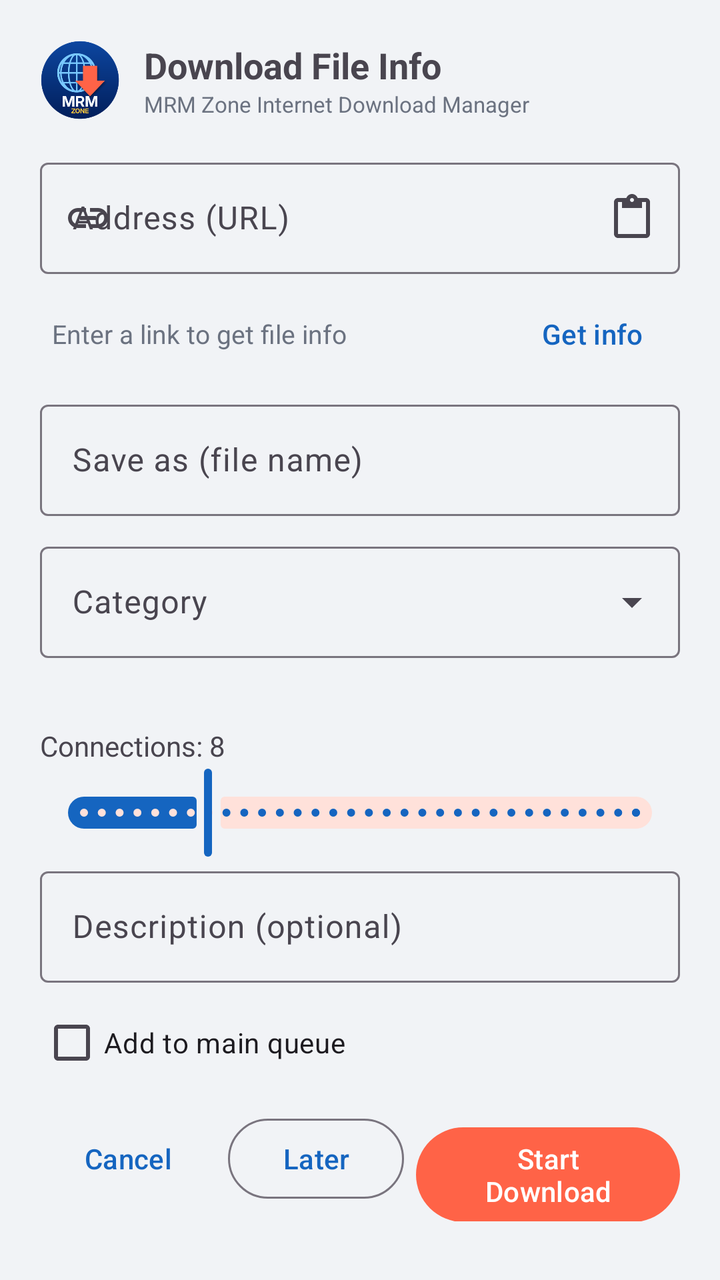
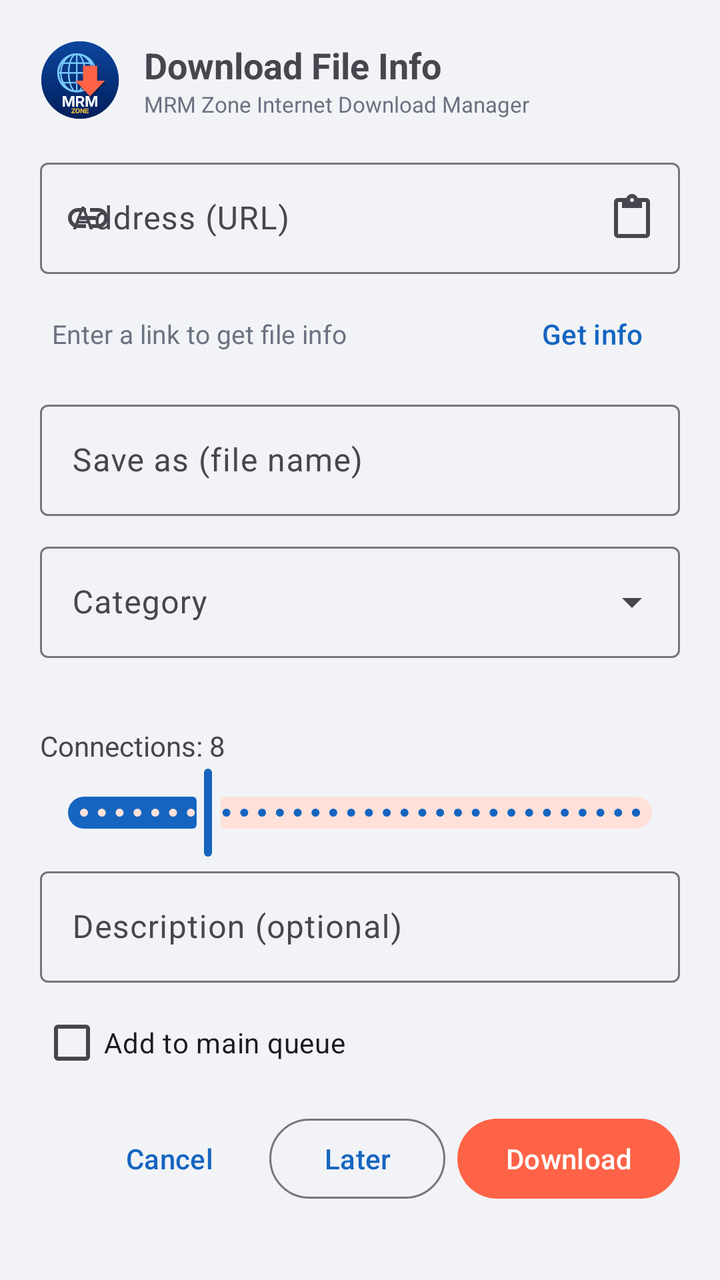

Before-and-after screenshots of an Android layout around one commit, followed by the original layout XML and the change that was made.
<!-- AndroidManifest.xml: application theme Theme.MRM -->
<!-- res/layout/activity_add.xml -->
<?xml version="1.0" encoding="utf-8"?>
<ScrollView xmlns:android="http://schemas.android.com/apk/res/android"
    xmlns:app="http://schemas.android.com/apk/res-auto"
    android:layout_width="match_parent" android:layout_height="wrap_content">
    <LinearLayout
        android:layout_width="match_parent" android:layout_height="wrap_content"
        android:orientation="vertical" android:padding="20dp">

        <LinearLayout android:layout_width="match_parent" android:layout_height="wrap_content"
            android:orientation="horizontal" android:gravity="center_vertical">
            <ImageView android:layout_width="40dp" android:layout_height="40dp" android:src="@drawable/logo_mrm" />
            <LinearLayout android:layout_width="wrap_content" android:layout_height="wrap_content"
                android:orientation="vertical" android:layout_marginStart="12dp">
                <TextView android:layout_width="wrap_content" android:layout_height="wrap_content"
                    android:text="Download File Info" android:textSize="18sp" android:textStyle="bold" />
                <TextView android:layout_width="wrap_content" android:layout_height="wrap_content"
                    android:text="MRM Zone Internet Download Manager" android:textSize="11sp"
                    android:textColor="@color/text_secondary" />
            </LinearLayout>
        </LinearLayout>

        <com.google.android.material.textfield.TextInputLayout
            android:id="@+id/urlLayout"
            style="@style/Widget.Material3.TextInputLayout.OutlinedBox"
            android:layout_width="match_parent" android:layout_height="wrap_content"
            android:layout_marginTop="16dp" android:hint="Address (URL)"
            app:endIconMode="custom" app:endIconDrawable="@drawable/ic_paste"
            app:startIconDrawable="@drawable/ic_link">
            <com.google.android.material.textfield.TextInputEditText
                android:id="@+id/url" android:layout_width="match_parent" android:layout_height="wrap_content"
                android:inputType="textUri" android:maxLines="3" />
        </com.google.android.material.textfield.TextInputLayout>

        <LinearLayout android:layout_width="match_parent" android:layout_height="wrap_content"
            android:orientation="horizontal" android:gravity="center_vertical" android:layout_marginTop="6dp">
            <ProgressBar android:id="@+id/probing" style="?android:attr/progressBarStyleSmall"
                android:layout_width="18dp" android:layout_height="18dp" android:visibility="gone" />
            <TextView android:id="@+id/probeInfo" android:layout_width="0dp" android:layout_weight="1"
                android:layout_height="wrap_content" android:layout_marginStart="6dp"
                android:textSize="13sp" android:textColor="@color/text_secondary" android:text="Enter a link to get file info" />
            <com.google.android.material.button.MaterialButton android:id="@+id/btnProbe"
                style="@style/Widget.Material3.Button.TextButton"
                android:layout_width="wrap_content" android:layout_height="wrap_content" android:text="Get info" />
        </LinearLayout>

        <com.google.android.material.textfield.TextInputLayout
            style="@style/Widget.Material3.TextInputLayout.OutlinedBox"
            android:layout_width="match_parent" android:layout_height="wrap_content"
            android:layout_marginTop="6dp" android:hint="Save as (file name)">
            <com.google.android.material.textfield.TextInputEditText
                android:id="@+id/name" android:layout_width="match_parent" android:layout_height="wrap_content"
                android:inputType="text" android:maxLines="2" />
        </com.google.android.material.textfield.TextInputLayout>

        <com.google.android.material.textfield.TextInputLayout
            style="@style/Widget.Material3.TextInputLayout.OutlinedBox.ExposedDropdownMenu"
            android:layout_width="match_parent" android:layout_height="wrap_content"
            android:layout_marginTop="10dp" android:hint="Category">
            <AutoCompleteTextView android:id="@+id/category"
                android:layout_width="match_parent" android:layout_height="wrap_content"
                android:inputType="none" />
        </com.google.android.material.textfield.TextInputLayout>

        <TextView android:id="@+id/saveTo" android:layout_width="match_parent" android:layout_height="wrap_content"
            android:layout_marginTop="6dp" android:textSize="12sp" android:textColor="@color/text_secondary" />

        <TextView android:id="@+id/connLabel" android:layout_width="match_parent" android:layout_height="wrap_content"
            android:layout_marginTop="12dp" android:textSize="14sp" android:text="Connections: 8" />
        <com.google.android.material.slider.Slider android:id="@+id/conn"
            android:layout_width="match_parent" android:layout_height="wrap_content"
            android:valueFrom="1" android:valueTo="32" android:stepSize="1" android:value="8" />

        <com.google.android.material.textfield.TextInputLayout
            style="@style/Widget.Material3.TextInputLayout.OutlinedBox"
            android:layout_width="match_parent" android:layout_height="wrap_content"
            android:hint="Description (optional)">
            <com.google.android.material.textfield.TextInputEditText
                android:id="@+id/desc" android:layout_width="match_parent" android:layout_height="wrap_content" />
        </com.google.android.material.textfield.TextInputLayout>

        <CheckBox android:id="@+id/queue" android:layout_width="wrap_content" android:layout_height="wrap_content"
            android:layout_marginTop="6dp" android:text="Add to main queue" />

        <LinearLayout android:layout_width="match_parent" android:layout_height="wrap_content"
            android:orientation="horizontal" android:gravity="end" android:layout_marginTop="10dp">
            <com.google.android.material.button.MaterialButton android:id="@+id/btnCancel"
                style="@style/Widget.Material3.Button.TextButton"
                android:layout_width="wrap_content" android:layout_height="wrap_content" android:text="Cancel" />
            <com.google.android.material.button.MaterialButton android:id="@+id/btnLater"
                style="@style/Widget.Material3.Button.OutlinedButton"
                android:layout_width="wrap_content" android:layout_height="wrap_content"
                android:layout_marginStart="6dp" android:text="Later" />
            <com.google.android.material.button.MaterialButton android:id="@+id/btnStart"
                android:layout_width="wrap_content" android:layout_height="wrap_content"
                android:layout_marginStart="6dp" android:text="Start Download"
                app:backgroundTint="@color/brand_orange" android:textColor="#FFFFFF" />
        </LinearLayout>
    </LinearLayout>
</ScrollView>
<!-- resources referenced by this layout -->
<resources>
  <color name="brand_orange">#FF6347</color>
  <color name="text_secondary">#6B7280</color>
  <!-- drawable ic_link (drawable) -->
  <vector xmlns:android="http://schemas.android.com/apk/res/android" android:width="24dp" android:height="24dp" android:viewportWidth="24" android:viewportHeight="24" android:tint="?attr/colorControlNormal">
      <path android:fillColor="@android:color/white" android:pathData="M3.9,12c0,-1.71 1.39,-3.1 3.1,-3.1h4V7H7c-2.76,0 -5,2.24 -5,5s2.24,5 5,5h4v-1.9H7c-1.71,0 -3.1,-1.39 -3.1,-3.1zM8,13h8v-2H8v2zM17,7h-4v1.9h4c1.71,0 3.1,1.39 3.1,3.1s-1.39,3.1 -3.1,3.1h-4V17h4c2.76,0 5,-2.24 5,-5s-2.24,-5 -5,-5z"/>
  </vector>
  <!-- drawable ic_paste (drawable) -->
  <vector xmlns:android="http://schemas.android.com/apk/res/android" android:width="24dp" android:height="24dp" android:viewportWidth="24" android:viewportHeight="24" android:tint="?attr/colorControlNormal">
      <path android:fillColor="@android:color/white" android:pathData="M19,2h-4.18C14.4,0.84 13.3,0 12,0c-1.3,0 -2.4,0.84 -2.82,2H5c-1.1,0 -2,0.9 -2,2v16c0,1.1 0.9,2 2,2h14c1.1,0 2,-0.9 2,-2V4c0,-1.1 -0.9,-2 -2,-2zM12,2c0.55,0 1,0.45 1,1s-0.45,1 -1,1 -1,-0.45 -1,-1 0.45,-1 1,-1zM19,20H5V4h2v3h10V4h2v16z"/>
  </vector>
  <!-- drawable logo_mrm: png bitmap (drawable-nodpi, 34009 bytes) -->
  <style name="Theme.MRM" parent="Theme.Material3.DayNight.NoActionBar">
          <item name="colorPrimary">@color/brand_blue</item>
          <item name="colorOnPrimary">#FFFFFF</item>
          <item name="colorPrimaryContainer">#D6E4FF</item>
          <item name="colorSecondary">@color/brand_orange</item>
          <item name="colorOnSecondary">#FFFFFF</item>
          <item name="colorSecondaryContainer">#FFE1DA</item>
          <item name="colorTertiary">@color/brand_gold</item>
          <item name="android:colorBackground">@color/bg</item>
          <item name="android:statusBarColor">@color/bar</item>
          <item name="android:windowLightStatusBar">false</item>
      </style>
  <color name="brand_blue">#1565C0</color>
  <color name="brand_gold">#FFC83C</color>
  <color name="bg">#F1F3F6</color>
  <color name="bar">#2B2F36</color>
</resources>

<!-- the commit's change to res/layout/activity_add.xml (unified diff, before → after) -->
@@ -92,7 +92,7 @@
                 android:layout_marginStart="6dp" android:text="Later" />
             <com.google.android.material.button.MaterialButton android:id="@+id/btnStart"
                 android:layout_width="wrap_content" android:layout_height="wrap_content"
-                android:layout_marginStart="6dp" android:text="Start Download"
+                android:layout_marginStart="6dp" android:text="Download" android:maxLines="1"
                 app:backgroundTint="@color/brand_orange" android:textColor="#FFFFFF" />
         </LinearLayout>
     </LinearLayout>
